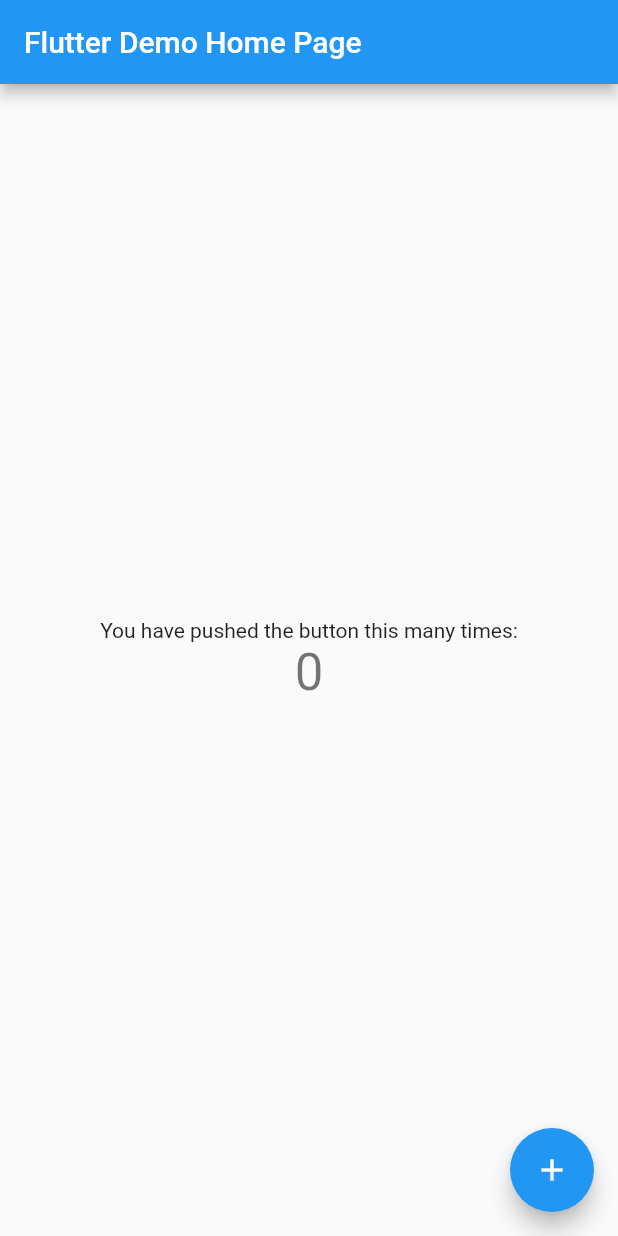
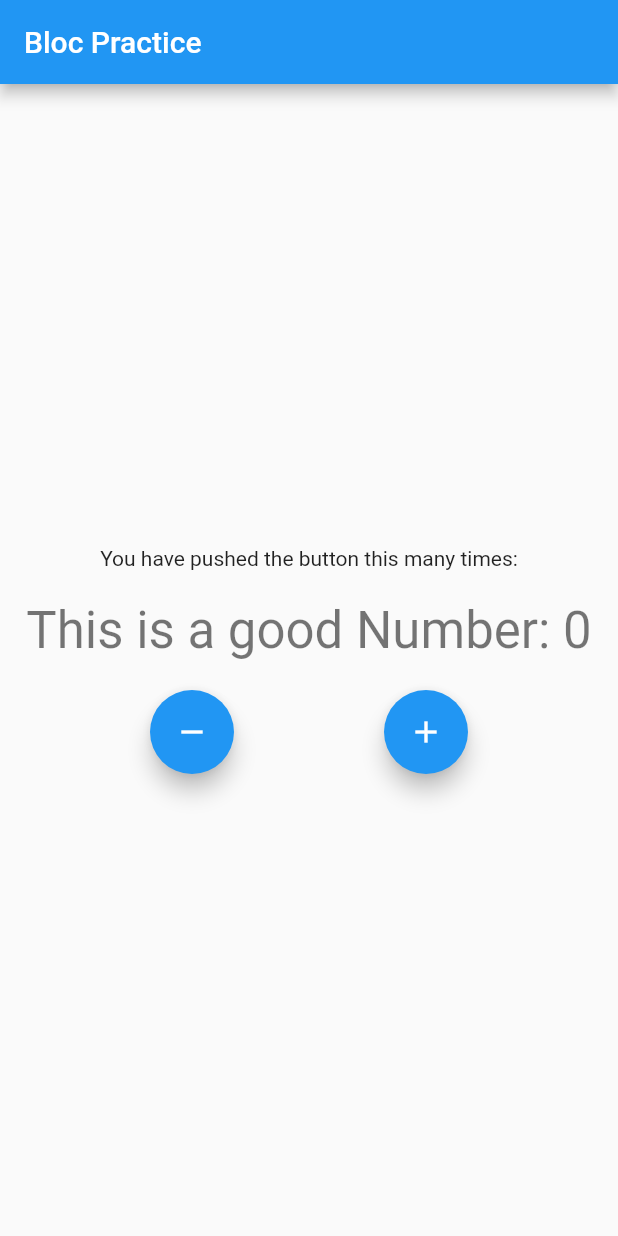
Before and after one commit to matatoMatata94/bloc_practice, a Flutter app: the screen it shows after launch, on a phone screen of 412 x 824 dp. Run offline on Flutter 3.47's test engine with Material 2 defaults, Android fonts, the phone set to English and light mode, and no system bars; our stand-ins replace bloc, flutter_bloc.

Commit message:
Finished App using BlocProvider and BlocBuilder

```diff
--- /dev/null
+++ b/lib/cubit/counter_cubit.dart
@@ -0,0 +1,10 @@
+import 'package:bloc/bloc.dart';
+import 'package:bloc_practice/cubit/counter_state.dart';
+
+class CounterCubit extends Cubit<CounterState> {
+  CounterCubit() : super(CounterState(counterValue: 0));
+
+  void increment() => emit(CounterState(counterValue: state.counterValue + 1));
+
+  void decrement() => emit(CounterState(counterValue: state.counterValue - 1));
+}
--- /dev/null
+++ b/lib/cubit/counter_state.dart
@@ -0,0 +1,5 @@
+class CounterState {
+  int counterValue;
+
+  CounterState({required this.counterValue});
+}
--- a/lib/main.dart
+++ b/lib/main.dart
@@ -1,4 +1,8 @@
+import 'package:bloc_practice/cubit/counter_state.dart';
 import 'package:flutter/material.dart';
+import 'package:flutter_bloc/flutter_bloc.dart';
+
+import 'cubit/counter_cubit.dart';
 
 void main() {
   runApp(const MyApp());
@@ -9,12 +13,15 @@ class MyApp extends StatelessWidget {
 
   @override
   Widget build(BuildContext context) {
-    return MaterialApp(
-      title: 'Flutter Demo',
-      theme: ThemeData(
-        primarySwatch: Colors.blue,
+    return BlocProvider(
+      create: (context) => CounterCubit(),
+      child: MaterialApp(
+        title: 'Bloc Practice',
+        theme: ThemeData(
+          primarySwatch: Colors.blue,
+        ),
+        home: const MyHomePage(title: 'Bloc Practice'),
       ),
-      home: const MyHomePage(title: 'Flutter Demo Home Page'),
     );
   }
 }
@@ -29,14 +36,6 @@ class MyHomePage extends StatefulWidget {
 }
 
 class _MyHomePageState extends State<MyHomePage> {
-  int _counter = 0;
-
-  void _incrementCounter() {
-    setState(() {
-      _counter++;
-    });
-  }
-
   @override
   Widget build(BuildContext context) {
     return Scaffold(
@@ -50,18 +49,62 @@ class _MyHomePageState extends State<MyHomePage> {
             const Text(
               'You have pushed the button this many times:',
             ),
-            Text(
-              '$_counter',
-              style: Theme.of(context).textTheme.headline4,
+            const SizedBox(
+              height: 20,
+            ),
+            BlocBuilder<CounterCubit, CounterState>(
+              builder: (context, state) {
+                if (state.counterValue == 5) {
+                  return Text(
+                    'This is Mambo No. ${state.counterValue.toString()}',
+                    style: Theme.of(context).textTheme.headline4,
+                  );
+                } else if (state.counterValue % 2 == 0) {
+                  return Text(
+                    'This is a good Number: ${state.counterValue.toString()}',
+                    style: Theme.of(context).textTheme.headline4,
+                  );
+                } else if (state.counterValue < 0) {
+                  return Text(
+                    'Negative ${state.counterValue.toString()}',
+                    style: Theme.of(context).textTheme.headline4,
+                  );
+                } else if (state.counterValue > 0) {
+                  return Text(
+                    'Positive ${state.counterValue.toString()}',
+                    style: Theme.of(context).textTheme.headline4,
+                  );
+                } else {
+                  return Text(
+                    state.counterValue.toString(),
+                    style: Theme.of(context).textTheme.headline4,
+                  );
+                }
+              },
+            ),
+            const SizedBox(
+              height: 20,
+            ),
+            Row(
+              mainAxisAlignment: MainAxisAlignment.spaceEvenly,
+              children: [
+                FloatingActionButton(
+                  onPressed: () {
+                    BlocProvider.of<CounterCubit>(context).decrement();
+                  },
+                  child: const Icon(Icons.remove),
+                ),
+                FloatingActionButton(
+                  onPressed: () {
+                    BlocProvider.of<CounterCubit>(context).increment();
+                  },
+                  child: const Icon(Icons.add),
+                ),
+              ],
             ),
           ],
         ),
       ),
-      floatingActionButton: FloatingActionButton(
-        onPressed: _incrementCounter,
-        tooltip: 'Increment',
-        child: const Icon(Icons.add),
-      ),
     );
   }
 }
```
Also changed, not shown: pubspec.yaml (+7 -64 lines), pubspec.lock.
